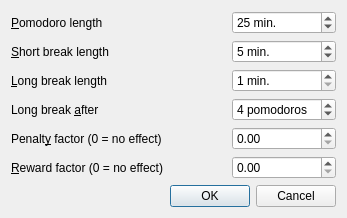
Old version of the form src/qtomatoconfigdialog.ui in the repository bram85/QTomato.
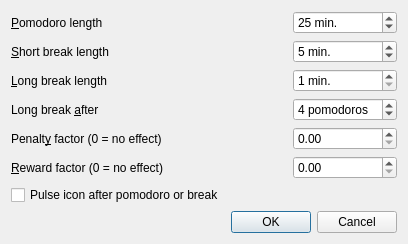
New version of the form. Icons and pictures are not drawn.

Commit message:
Show pulse effect after break or pomodoro.
Because I could not always see the difference between "almost done" and
"completely done".

```diff
--- a/src/qtomatoconfigdialog.ui
+++ b/src/qtomatoconfigdialog.ui
@@ -6,8 +6,8 @@
    <rect>
     <x>0</x>
     <y>0</y>
-    <width>324</width>
-    <height>209</height>
+    <width>393</width>
+    <height>226</height>
    </rect>
   </property>
   <property name="sizePolicy">
@@ -243,7 +243,14 @@
      </property>
     </widget>
    </item>
-   <item row="6" column="1">
+   <item row="6" column="0">
+    <widget class="QCheckBox" name="pulseIconCheck">
+     <property name="text">
+      <string>Pulse icon after pomodoro or break</string>
+     </property>
+    </widget>
+   </item>
+   <item row="7" column="1">
     <spacer name="verticalSpacer">
      <property name="orientation">
       <enum>Qt::Vertical</enum>
@@ -256,7 +263,7 @@
      </property>
     </spacer>
    </item>
-   <item row="7" column="1" colspan="2">
+   <item row="8" column="1" colspan="2">
     <widget class="QDialogButtonBox" name="buttonBox">
      <property name="orientation">
       <enum>Qt::Horizontal</enum>
```
The commit also changes 5 other files.
